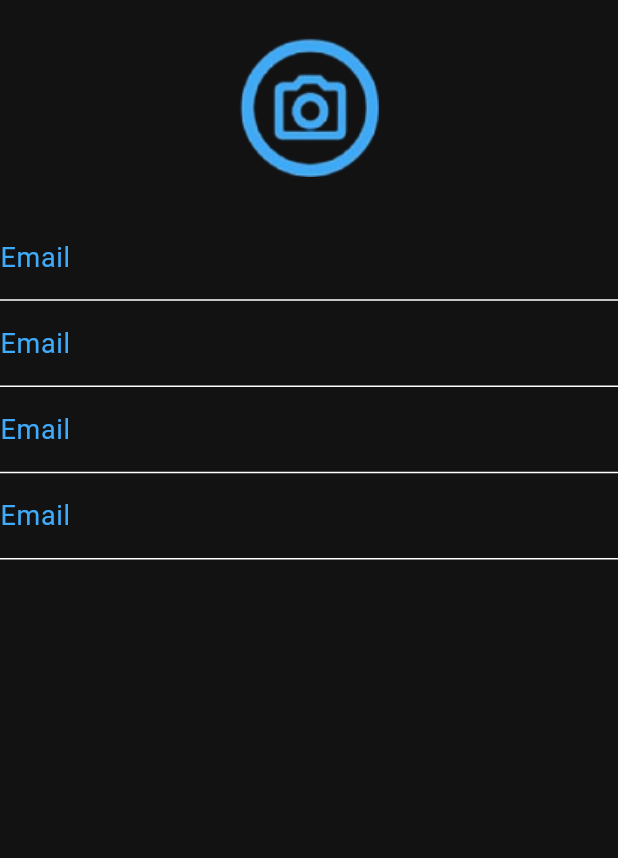
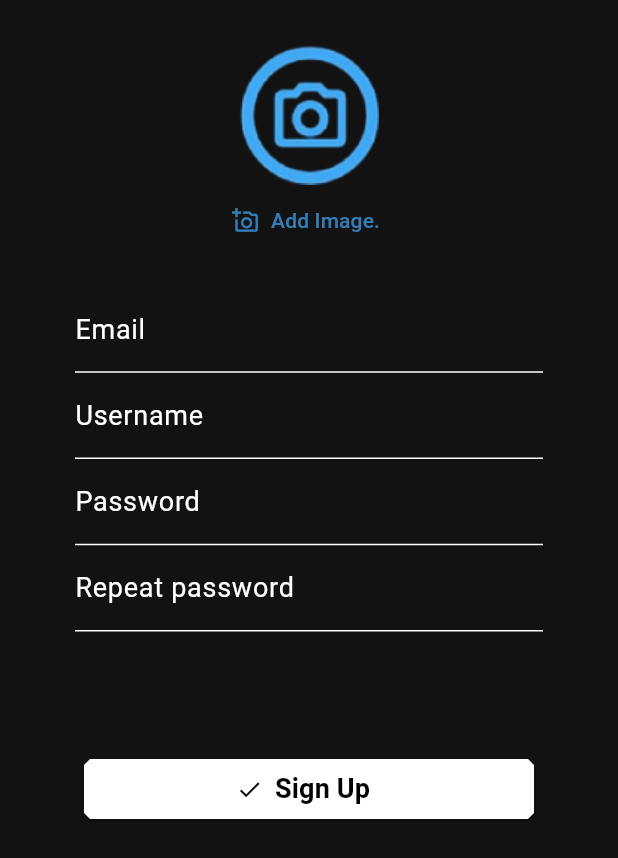
Before and after one commit to KishoreSohanda/social_media_dashboard, a Flutter app: the SignupForm widget shown alone on an empty page, opened directly, on a phone screen of 412 x 824 dp. Shown: the top 858 px of the screen. Run offline on Flutter 3.47's test engine with Material 3 defaults, Android fonts, the light colour scheme and no system bars; our stand-ins replace firebase_core; accounts and stored records are empty; network calls fail.

Commit message:
signup and login page are now designed and some needed packages are added.

```diff
--- a/lib/widgets/signup_form.dart
+++ b/lib/widgets/signup_form.dart
@@ -5,62 +5,108 @@ class SignupForm extends StatelessWidget {
 
   @override
   Widget build(BuildContext context) {
-    return Form(
+    return SizedBox(
+      height: 560,
+      child: Padding(
+          padding: const EdgeInsets.symmetric(vertical: 10, horizontal: 50),
+          child: Form(
             child: Column(
               children: [
                 Container(
-              margin: const EdgeInsets.symmetric(vertical: 25),
-              child: Image.asset('assets/images/cameraIconImage.png')),
+                  margin: const EdgeInsets.symmetric(vertical: 20),
+                  child: Column(
+                    children: [
+                      Image.asset('assets/images/cameraIconImage.png'),
+                      TextButton.icon(
+                        style: const ButtonStyle(
+                            foregroundColor: MaterialStatePropertyAll(
+                                Color.fromRGBO(64, 171, 251, 0.7))),
+                        onPressed: () {},
+                        icon: const Icon(Icons.add_a_photo_outlined),
+                        label: const Text('Add Image.'),
+                      ),
+                    ],
+                  ),
+                ),
+                Expanded(
+                  child: Column(
+                    children: [
                       TextFormField(
+                        cursorColor: Theme.of(context).colorScheme.secondary,
                         style: const TextStyle(
                           color: Color.fromRGBO(64, 171, 251, 1),
                         ),
                         decoration: const InputDecoration(
-              hintStyle: TextStyle(color: Color.fromRGBO(64, 171, 251, 0.2)),
-              labelStyle: TextStyle(
-                  color: Color.fromRGBO(64, 171, 251, 1), fontSize: 18),
-              hintText: 'Enter user email.',
+                          hintStyle: TextStyle(
+                              color: Color.fromRGBO(64, 171, 251, 0.2)),
+                          labelStyle:
+                              TextStyle(color: Colors.white, fontSize: 18),
+                          hintText: 'Enter email address.',
                           labelText: 'Email',
                         ),
+                        keyboardType: TextInputType.emailAddress,
                       ),
                       TextFormField(
+                        cursorColor: Theme.of(context).colorScheme.secondary,
                         style: const TextStyle(
                           color: Color.fromRGBO(64, 171, 251, 1),
                         ),
                         decoration: const InputDecoration(
-              hintStyle: TextStyle(color: Color.fromRGBO(64, 171, 251, 0.2)),
-              labelStyle: TextStyle(
-                  color: Color.fromRGBO(64, 171, 251, 1), fontSize: 18),
-              hintText: 'Enter user email.',
-              labelText: 'Email',
+                          hintStyle: TextStyle(
+                              color: Color.fromRGBO(64, 171, 251, 0.2)),
+                          labelStyle:
+                              TextStyle(color: Colors.white, fontSize: 18),
+                          hintText: 'Enter username.',
+                          labelText: 'Username',
                         ),
                       ),
                       TextFormField(
+                        cursorColor: Theme.of(context).colorScheme.secondary,
                         style: const TextStyle(
                           color: Color.fromRGBO(64, 171, 251, 1),
                         ),
                         decoration: const InputDecoration(
-              hintStyle: TextStyle(color: Color.fromRGBO(64, 171, 251, 0.2)),
-              labelStyle: TextStyle(
-                  color: Color.fromRGBO(64, 171, 251, 1), fontSize: 18),
-              hintText: 'Enter user email.',
-              labelText: 'Email',
+                          hintStyle: TextStyle(
+                              color: Color.fromRGBO(64, 171, 251, 0.2)),
+                          labelStyle:
+                              TextStyle(color: Colors.white, fontSize: 18),
+                          hintText: 'Enter password.',
+                          labelText: 'Password',
                         ),
                       ),
                       TextFormField(
+                        cursorColor: Theme.of(context).colorScheme.secondary,
                         style: const TextStyle(
                           color: Color.fromRGBO(64, 171, 251, 1),
                         ),
                         decoration: const InputDecoration(
-              hintStyle: TextStyle(color: Color.fromRGBO(64, 171, 251, 0.2)),
-              labelStyle: TextStyle(
-                  color: Color.fromRGBO(64, 171, 251, 1), fontSize: 18),
-              hintText: 'Enter user email.',
-              labelText: 'Email',
+                          hintStyle: TextStyle(
+                              color: Color.fromRGBO(64, 171, 251, 0.2)),
+                          labelStyle:
+                              TextStyle(color: Colors.white, fontSize: 18),
+                          hintText: 'Re-enter password.',
+                          labelText: 'Repeat password',
                         ),
                       ),
                     ],
                   ),
+                ),
+                ElevatedButton.icon(
+                    style: ButtonStyle(
+                        shape: MaterialStatePropertyAll(BeveledRectangleBorder(
+                            borderRadius: BorderRadius.circular(4))),
+                        fixedSize:
+                            const MaterialStatePropertyAll(Size(300, 20))),
+                    onPressed: () {},
+                    icon: const Icon(Icons.done),
+                    label: const Text(
+                      'Sign Up',
+                      style:
+                          TextStyle(fontSize: 18, fontWeight: FontWeight.bold),
+                    ))
+              ],
+            ),
+          )),
     );
   }
 }
--- a/pubspec.yaml
+++ b/pubspec.yaml
@@ -36,6 +36,9 @@ dependencies:
   # Use with the CupertinoIcons class for iOS style icons.
   cupertino_icons: ^1.0.6
   firebase_core: ^2.25.4
+  firebase_auth: ^4.17.5
+  provider: ^6.1.1
+  # sign_in_button: ^3.0.0
 
 dev_dependencies:
   flutter_test:
@@ -63,7 +66,6 @@ flutter:
   assets:
     - assets/images/defaultUserImage.png
     - assets/images/cameraIconImage.png
-    # - images/a_dot_ham.jpeg
 
   # An image asset can refer to one or more resolution-specific "variants", see
   # https://flutter.dev/assets-and-images/#resolution-aware
```
Also changed, not shown: lib/widgets/login_form.dart (+44 -13 lines), lib/firebase_options.dart, lib/providers/auth_provider.dart (added), pubspec.lock, 4 other files. Lines whose indentation alone changed are shown as unchanged.
